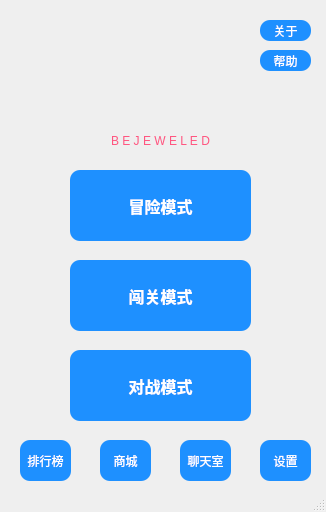
Qt form start.ui (Nahjs/Bejeweled) before a commit.
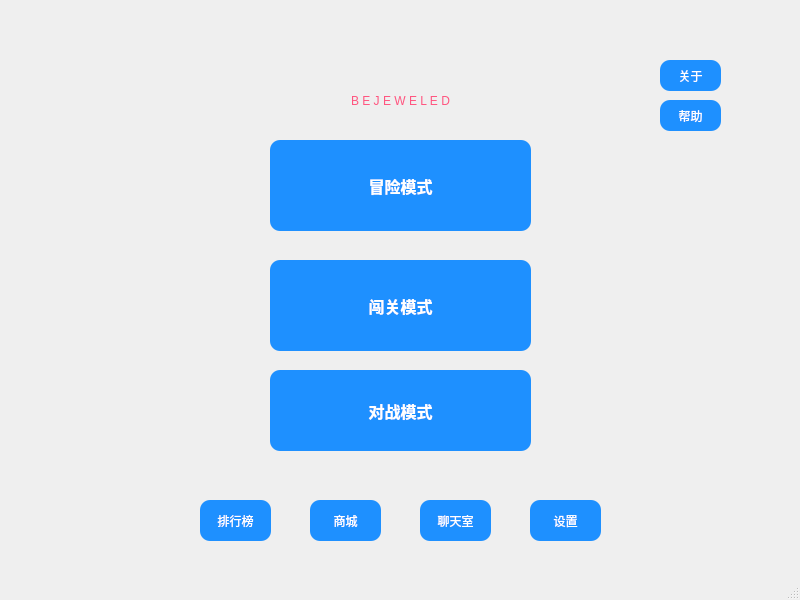
The same form after that commit. Icons and pictures are not drawn.

Commit message: 游戏界面微调

The edit to the form file:
```diff
--- a/start.ui
+++ b/start.ui
@@ -6,8 +6,8 @@
    <rect>
     <x>0</x>
     <y>0</y>
-    <width>326</width>
-    <height>512</height>
+    <width>800</width>
+    <height>600</height>
    </rect>
   </property>
   <property name="windowTitle">
@@ -20,10 +20,10 @@
    <widget class="QPushButton" name="btn_startToGame">
     <property name="geometry">
      <rect>
-      <x>70</x>
-      <y>170</y>
-      <width>181</width>
-      <height>71</height>
+      <x>270</x>
+      <y>140</y>
+      <width>261</width>
+      <height>91</height>
      </rect>
     </property>
     <property name="styleSheet">
@@ -54,9 +54,9 @@
    <widget class="QPushButton" name="btn_mainToRank">
     <property name="geometry">
      <rect>
-      <x>20</x>
-      <y>440</y>
-      <width>51</width>
+      <x>200</x>
+      <y>500</y>
+      <width>71</width>
       <height>41</height>
      </rect>
     </property>
@@ -76,7 +76,7 @@
      <rect>
       <x>0</x>
       <y>0</y>
-      <width>350</width>
+      <width>211</width>
       <height>41</height>
      </rect>
     </property>
@@ -99,10 +99,10 @@
    <widget class="QPushButton" name="btn_help">
     <property name="geometry">
      <rect>
-      <x>260</x>
-      <y>50</y>
-      <width>51</width>
-      <height>21</height>
+      <x>660</x>
+      <y>100</y>
+      <width>61</width>
+      <height>31</height>
      </rect>
     </property>
     <property name="styleSheet">
@@ -118,10 +118,10 @@
    <widget class="QPushButton" name="btn_about">
     <property name="geometry">
      <rect>
-      <x>260</x>
-      <y>20</y>
-      <width>51</width>
-      <height>21</height>
+      <x>660</x>
+      <y>60</y>
+      <width>61</width>
+      <height>31</height>
      </rect>
     </property>
     <property name="styleSheet">
@@ -137,9 +137,9 @@
    <widget class="QPushButton" name="btn_themeChange">
     <property name="geometry">
      <rect>
-      <x>260</x>
-      <y>440</y>
-      <width>51</width>
+      <x>530</x>
+      <y>500</y>
+      <width>71</width>
       <height>41</height>
      </rect>
     </property>
@@ -157,9 +157,9 @@
    <widget class="QPushButton" name="btn_chatRoom">
     <property name="geometry">
      <rect>
-      <x>180</x>
-      <y>440</y>
-      <width>51</width>
+      <x>420</x>
+      <y>500</y>
+      <width>71</width>
       <height>41</height>
      </rect>
     </property>
@@ -177,9 +177,9 @@
    <widget class="QPushButton" name="btn_propShop">
     <property name="geometry">
      <rect>
-      <x>100</x>
-      <y>440</y>
-      <width>51</width>
+      <x>310</x>
+      <y>500</y>
+      <width>71</width>
       <height>41</height>
      </rect>
     </property>
@@ -197,10 +197,10 @@
    <widget class="QPushButton" name="btn_level">
     <property name="geometry">
      <rect>
-      <x>70</x>
+      <x>270</x>
       <y>260</y>
-      <width>181</width>
-      <height>71</height>
+      <width>261</width>
+      <height>91</height>
      </rect>
     </property>
     <property name="styleSheet">
@@ -231,10 +231,10 @@
    <widget class="QPushButton" name="btn_battle">
     <property name="geometry">
      <rect>
-      <x>70</x>
-      <y>350</y>
-      <width>181</width>
-      <height>71</height>
+      <x>270</x>
+      <y>370</y>
+      <width>261</width>
+      <height>81</height>
      </rect>
     </property>
     <property name="styleSheet">
@@ -265,8 +265,8 @@
    <widget class="QLabel" name="label">
     <property name="geometry">
      <rect>
-      <x>110</x>
-      <y>60</y>
+      <x>350</x>
+      <y>20</y>
       <width>101</width>
       <height>81</height>
      </rect>
@@ -290,8 +290,8 @@
    <widget class="QLabel" name="label_2">
     <property name="geometry">
      <rect>
-      <x>50</x>
-      <y>120</y>
+      <x>290</x>
+      <y>80</y>
       <width>221</width>
       <height>41</height>
      </rect>
```
Left out of the diff: 2 changed lines with no effect on the pictures. The commit also changes 2 other files.
